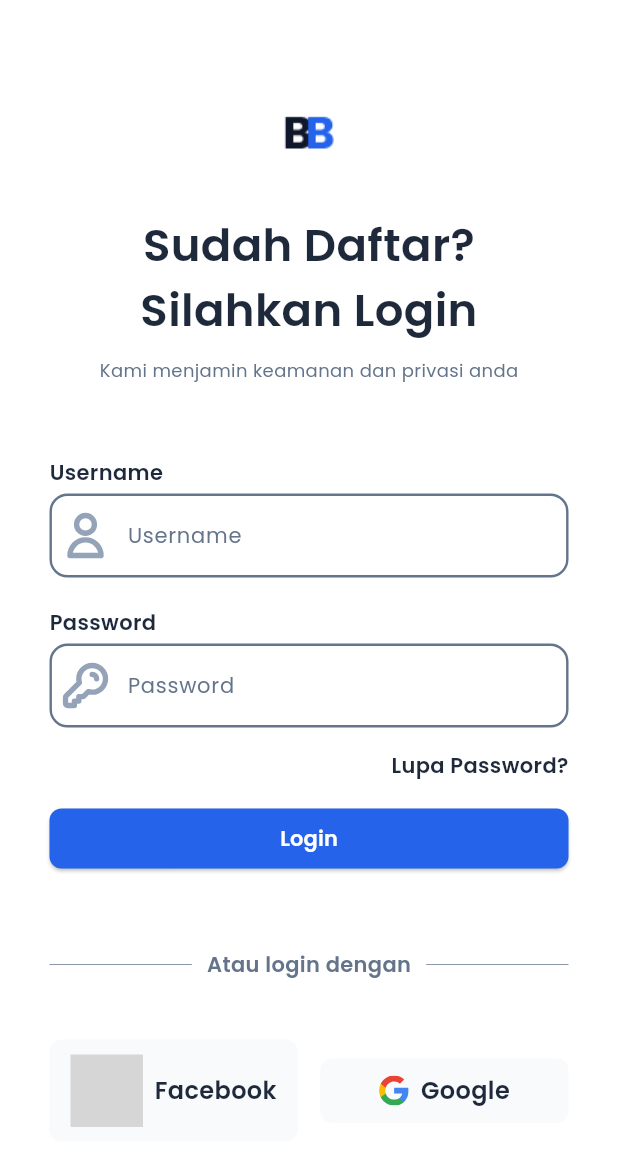
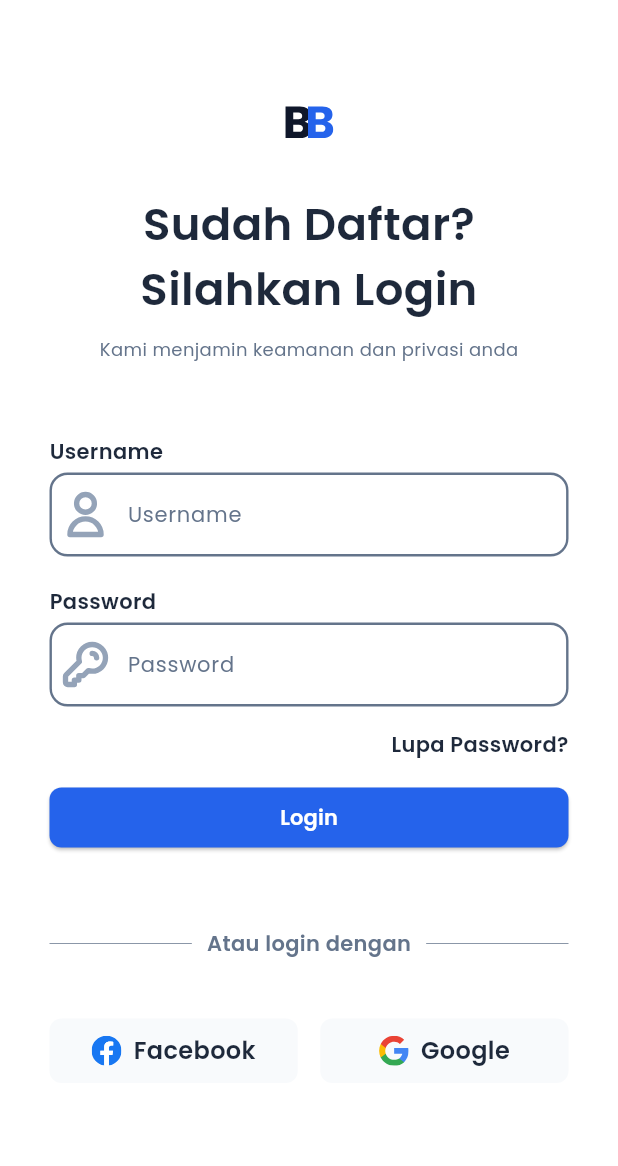
Before and after one commit to puturangga21/progmob-flutter, a Flutter app: the LoginPage screen opened directly, on a phone screen of 412 x 824 dp. Shown: the top 1166 px of the screen. Run offline on Flutter 3.47's test engine with Material 3 defaults, Android fonts, the phone set to English and light mode, and no system bars; our stand-ins replace flutter_svg; grey boxes are pictures that could not be loaded.

Commit message:
feat: Update login.dart to use SVG icons instead of images

```diff
--- a/lib/login.dart
+++ b/lib/login.dart
@@ -1,4 +1,5 @@
 import 'package:flutter/material.dart';
+import 'package:flutter_svg/svg.dart';
 import 'package:penmas/components/button.dart';
 import 'package:penmas/components/card_login_social.dart';
 import 'package:penmas/components/textfield.dart';
@@ -17,7 +18,7 @@ class LoginPage extends StatelessWidget {
             child: Column(
               children: [
                 // Icon
-                Image.asset('assets/images/title.png'),
+                SvgPicture.asset('assets/icons/mini_icons.svg'),
 
                 const SizedBox(height: 36),
 
@@ -141,7 +142,7 @@ class LoginPage extends StatelessWidget {
                   children: [
                     // Card login untuk facebook
                     CardLoginSocial(
-                      logo: 'assets/icons/svg.svg',
+                      logo: 'assets/icons/facebook.svg',
                       title: 'Facebook',
                     ),
 
```
